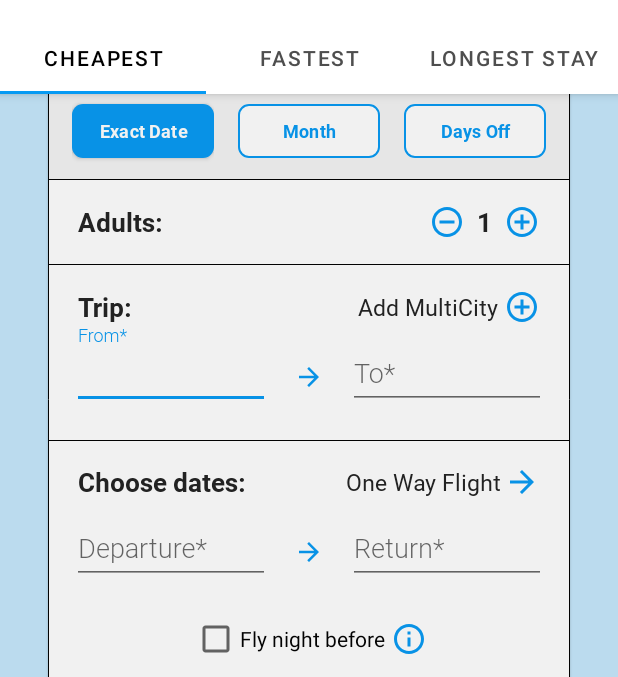
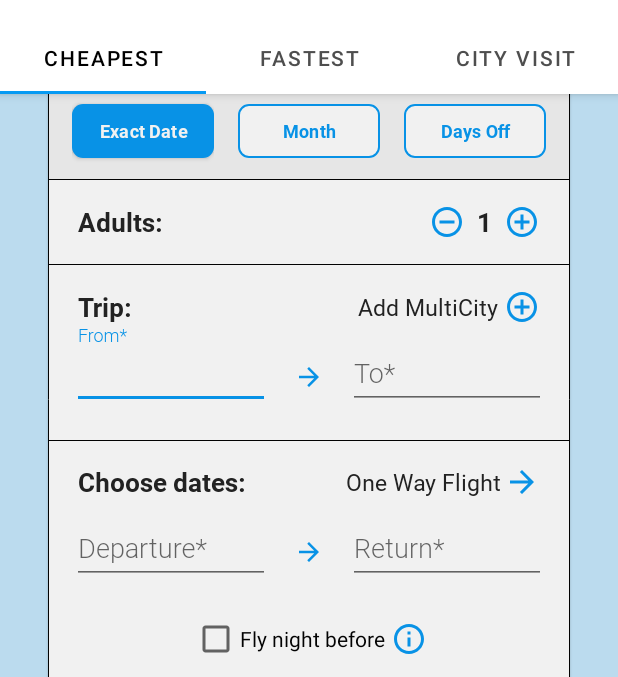
Before and after one commit to adamkrcunovic/masters-android, an Android app: the fragment FlightSearchResultFragment placed in its activity, on a phone screen of 412 x 824 dp, the part 62-739 px from its top. Run offline under Robolectric (Android 15) with nearby library versions, the phone set to English and light mode, and no system bars; our stand-ins replace Dagger/Hilt's generated code; 3 statements that could not run were skipped.

Commit message:
Bugs fix

```diff
--- a/app/src/main/java/com/flightsearch/ui/main/adapter/RVAdapterFlightDeal.java
+++ b/app/src/main/java/com/flightsearch/ui/main/adapter/RVAdapterFlightDeal.java
@@ -85,7 +85,7 @@ public class RVAdapterFlightDeal extends RecyclerView.Adapter<MyRecyclerViewHold
 
             //region return
             List<OutFlightSegmentDTO> returnSegments = item.getFromSegments();
-            if (!returnSegments.isEmpty()) {
+            if (returnSegments != null && !returnSegments.isEmpty()) {
                 binding.viewTicketSeparator1.setVisibility(View.VISIBLE);
                 binding.textViewTotalStay.setVisibility(View.VISIBLE);
                 binding.viewTicketSeparator2.setVisibility(View.VISIBLE);
--- a/app/src/main/java/com/flightsearch/ui/main/fragment/FlightSearchResultFragment.java
+++ b/app/src/main/java/com/flightsearch/ui/main/fragment/FlightSearchResultFragment.java
@@ -54,8 +54,8 @@ public class FlightSearchResultFragment extends Fragment {
     private void setTabBar() {
         binding.tabLayout.addTab(binding.tabLayout.newTab().setText("CHEAPEST"));
         binding.tabLayout.addTab(binding.tabLayout.newTab().setText("FASTEST"));
-        binding.tabLayout.addTab(binding.tabLayout.newTab().setText("LONGEST STAY"));
-        if (!flightSearchResults.getCityVisit().isEmpty()) binding.tabLayout.addTab(binding.tabLayout.newTab().setText("CITY VISIT"));
+        binding.tabLayout.addTab(binding.tabLayout.newTab().setText("CITY VISIT"));
+        if (flightSearchResults.getLongestStayFlights() != null && !flightSearchResults.getLongestStayFlights().isEmpty())binding.tabLayout.addTab(binding.tabLayout.newTab().setText("LONGEST STAY"));
         binding.tabLayout.setTabMode(TabLayout.MODE_FIXED);
 
         binding.tabLayout.addOnTabSelectedListener(new TabLayout.OnTabSelectedListener() {
@@ -81,8 +81,8 @@ public class FlightSearchResultFragment extends Fragment {
         List<OutFlightDealDTO> flightsToShowOnScreen = new ArrayList<>();
         if (position == 0) flightsToShowOnScreen = flightSearchResults.getCheapestFlights();
         if (position == 1) flightsToShowOnScreen = flightSearchResults.getFastestFlights();
-        if (position == 2) flightsToShowOnScreen = flightSearchResults.getLongestStayFlights();
-        if (position == 3) flightsToShowOnScreen = flightSearchResults.getCityVisit();
+        if (position == 2) flightsToShowOnScreen = flightSearchResults.getCityVisit();
+        if (position == 3) flightsToShowOnScreen = flightSearchResults.getLongestStayFlights();
 
         binding.recyclerView.setLayoutManager(new LinearLayoutManager(activity, LinearLayoutManager.VERTICAL, false));
         RVAdapterFlightDeal adapter = new RVAdapterFlightDeal(flightsToShowOnScreen, new RVAdapterFlightDeal.OnFlightDealClickListener() {
```
